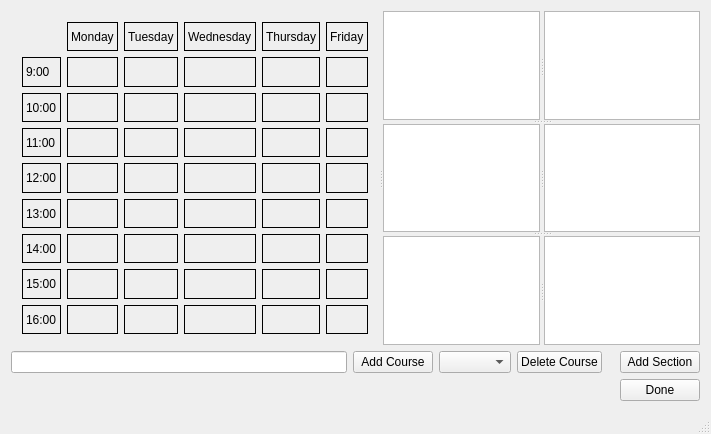
Above: Project Files/mainwindow.ui from UmutSahinSE/CoursePlanner before the change. Below: the same form after it.
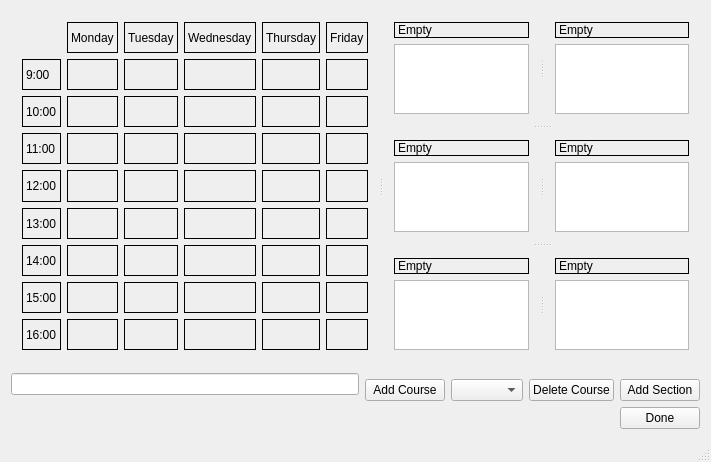
That is the form after the change. Icons and pictures are not drawn. Custom widgets are drawn as their Qt base class.

```diff
--- a/Project Files/mainwindow.ui
+++ b/Project Files/mainwindow.ui
@@ -15,26 +15,29 @@
   </property>
   <widget class="QWidget" name="centralWidget">
    <layout class="QGridLayout" name="gridLayout">
-    <item row="1" column="3">
-     <widget class="QPushButton" name="DeleteCourse">
+    <item row="3" column="4">
+     <widget class="QPushButton" name="AddSection">
       <property name="text">
-       <string>Delete Course</string>
+       <string>Add Section</string>
       </property>
      </widget>
     </item>
-    <item row="1" column="1">
-     <widget class="QPushButton" name="AddCourseButton">
+    <item row="1" column="0" rowspan="3">
+     <widget class="QLineEdit" name="AddCourseLine"/>
+    </item>
+    <item row="5" column="4">
+     <widget class="QPushButton" name="Done">
       <property name="text">
-       <string>Add Course</string>
+       <string>Done</string>
       </property>
      </widget>
     </item>
-    <item row="0" column="0" colspan="7">
+    <item row="0" column="0" colspan="5">
      <widget class="QSplitter" name="splitter_5">
       <property name="orientation">
        <enum>Qt::Horizontal</enum>
       </property>
-      <widget class="QWidget" name="layoutWidget">
+      <widget class="QWidget" name="">
        <layout class="QGridLayout" name="ScheduleLayout">
         <item row="1" column="4">
          <widget class="Hour" name="ThursdayNine">
@@ -1186,51 +1189,147 @@
         <property name="orientation">
          <enum>Qt::Horizontal</enum>
         </property>
+        <widget class="QWidget" name="layoutWidget">
+         <layout class="QVBoxLayout" name="verticalLayout">
+          <item>
+           <widget class="QLabel" name="ListName1">
+            <property name="frameShape">
+             <enum>QFrame::Box</enum>
+            </property>
+            <property name="text">
+             <string>Empty</string>
+            </property>
+           </widget>
+          </item>
+          <item>
         <widget class="QListWidget" name="List1">
          <property name="accessibleDescription">
           <string>empty</string>
          </property>
         </widget>
+          </item>
+         </layout>
+        </widget>
+        <widget class="QWidget" name="layoutWidget">
+         <layout class="QVBoxLayout" name="verticalLayout_2">
+          <item>
+           <widget class="QLabel" name="ListName2">
+            <property name="frameShape">
+             <enum>QFrame::Box</enum>
+            </property>
+            <property name="text">
+             <string>Empty</string>
+            </property>
+           </widget>
+          </item>
+          <item>
         <widget class="QListWidget" name="List2">
          <property name="accessibleDescription">
           <string>empty</string>
          </property>
         </widget>
+          </item>
+         </layout>
+        </widget>
        </widget>
        <widget class="QSplitter" name="splitter_2">
         <property name="orientation">
          <enum>Qt::Horizontal</enum>
         </property>
+        <widget class="QWidget" name="layoutWidget">
+         <layout class="QVBoxLayout" name="verticalLayout_3">
+          <item>
+           <widget class="QLabel" name="ListName3">
+            <property name="frameShape">
+             <enum>QFrame::Box</enum>
+            </property>
+            <property name="text">
+             <string>Empty</string>
+            </property>
+           </widget>
+          </item>
+          <item>
         <widget class="QListWidget" name="List3">
          <property name="accessibleDescription">
           <string>empty</string>
          </property>
         </widget>
+          </item>
+         </layout>
+        </widget>
+        <widget class="QWidget" name="layoutWidget">
+         <layout class="QVBoxLayout" name="verticalLayout_4">
+          <item>
+           <widget class="QLabel" name="ListName4">
+            <property name="frameShape">
+             <enum>QFrame::Box</enum>
+            </property>
+            <property name="text">
+             <string>Empty</string>
+            </property>
+           </widget>
+          </item>
+          <item>
         <widget class="QListWidget" name="List4">
          <property name="accessibleDescription">
           <string>empty</string>
          </property>
         </widget>
+          </item>
+         </layout>
+        </widget>
        </widget>
        <widget class="QSplitter" name="splitter_3">
         <property name="orientation">
          <enum>Qt::Horizontal</enum>
         </property>
+        <widget class="QWidget" name="layoutWidget">
+         <layout class="QVBoxLayout" name="verticalLayout_5">
+          <item>
+           <widget class="QLabel" name="ListName5">
+            <property name="frameShape">
+             <enum>QFrame::Box</enum>
+            </property>
+            <property name="text">
+             <string>Empty</string>
+            </property>
+           </widget>
+          </item>
+          <item>
         <widget class="QListWidget" name="List5">
          <property name="accessibleDescription">
           <string>empty</string>
          </property>
         </widget>
+          </item>
+         </layout>
+        </widget>
+        <widget class="QWidget" name="layoutWidget">
+         <layout class="QVBoxLayout" name="verticalLayout_6">
+          <item>
+           <widget class="QLabel" name="ListName6">
+            <property name="frameShape">
+             <enum>QFrame::Box</enum>
+            </property>
+            <property name="text">
+             <string>Empty</string>
+            </property>
+           </widget>
+          </item>
+          <item>
         <widget class="QListWidget" name="List6">
          <property name="accessibleDescription">
           <string>empty</string>
          </property>
         </widget>
+          </item>
+         </layout>
        </widget>
       </widget>
      </widget>
+     </widget>
     </item>
-    <item row="1" column="2">
+    <item row="3" column="2">
      <widget class="QComboBox" name="SelectCourse">
       <property name="editable">
        <bool>false</bool>
@@ -1240,20 +1339,17 @@
       </property>
      </widget>
     </item>
-    <item row="1" column="6">
-     <widget class="QPushButton" name="AddSection">
+    <item row="3" column="1">
+     <widget class="QPushButton" name="AddCourseButton">
       <property name="text">
-       <string>Add Section</string>
+       <string>Add Course</string>
       </property>
      </widget>
     </item>
-    <item row="1" column="0">
-     <widget class="QLineEdit" name="AddCourseLine"/>
-    </item>
-    <item row="3" column="6">
-     <widget class="QPushButton" name="Done">
+    <item row="3" column="3">
+     <widget class="QPushButton" name="DeleteCourse">
       <property name="text">
-       <string>Done</string>
+       <string>Delete Course</string>
       </property>
      </widget>
     </item>
```
Lines whose indentation alone changed are shown as unchanged.
